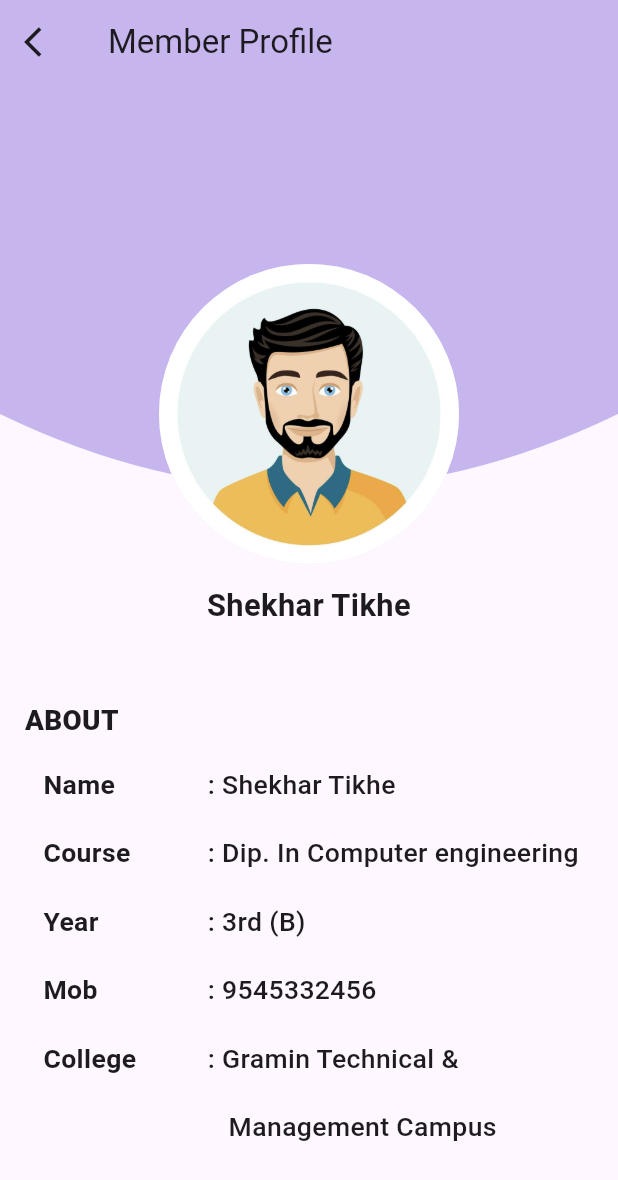
After one commit to siddhu-9822/voting-app, a Flutter app: the ProfileScreen2 screen opened directly, on a phone screen of 412 x 824 dp. The commit adds this screen. Shown: the top 1180 px of the screen. Run offline on Flutter 3.47's test engine with Material 3 defaults, Android fonts, the phone set to English and light mode, and no system bars.

Commit message:
final app ready

```diff
--- a/lib/main.dart
+++ b/lib/main.dart
@@ -1,7 +1,7 @@
 import 'package:flutter/material.dart';
 import 'package:flutter_vote/screen/home_screen.dart';
 import 'package:flutter_vote/screen/login_screen.dart';
-import 'package:flutter_vote/screen/profile_screen.dart';
+import 'package:flutter_vote/screen/profile_screen/profile_screen_i.dart';
 import 'package:flutter_vote/screen/result_screen.dart';
 import 'package:flutter_vote/screen/sign_up.dart';
 import 'package:flutter_vote/screen/splash_screen.dart';
@@ -15,7 +15,6 @@ void main() {
 class MyApp extends StatelessWidget {
   const MyApp({super.key});
 
-  // This widget is the root of your application.
   @override
   Widget build(BuildContext context) {
     return MaterialApp(
@@ -24,7 +23,7 @@ class MyApp extends StatelessWidget {
       theme: ThemeData(
         colorScheme: ColorScheme.fromSeed(seedColor: Colors.deepPurple),
       ),
-      home: ResultScreen(),
+      home: SplashScreen(),
     );
   }
 }
--- /dev/null
+++ b/lib/screen/profile_screen/profile_screen_ii.dart
@@ -0,0 +1,161 @@
+import 'package:flutter/material.dart';
+import 'package:flutter_vote/screen/result_screen.dart';
+import 'package:flutter_vote/screen/voter_list_screen.dart';
+import 'package:flutter_vote/widgets/custom_button.dart';
+import 'package:flutter_vote/widgets/custom_cliper.dart';
+
+class ProfileScreen2 extends StatefulWidget {
+  const ProfileScreen2({super.key});
+
+  @override
+  State<ProfileScreen2> createState() => _ProfileScreenState();
+}
+
+class _ProfileScreenState extends State<ProfileScreen2> {
+  @override
+  Widget build(BuildContext context) {
+    double screenWidth = MediaQuery.of(context).size.width;
+    double screenHeight = MediaQuery.of(context).size.height;
+
+    return Scaffold(
+      appBar: AppBar(
+        leading: IconButton(
+          icon: const Icon(Icons.arrow_back_ios),
+          onPressed: () {
+            Navigator.push(
+              context,
+              MaterialPageRoute(builder: (context) => const VoterListScreen()),
+            );
+          },
+        ),
+        title: const Text("Member Profile"),
+        backgroundColor: const Color.fromARGB(100, 115, 80, 212),
+      ),
+      body: SingleChildScrollView(
+        padding: EdgeInsets.symmetric(horizontal: screenWidth * 0.0),
+        child: Column(
+          children: [
+            Center(
+              child: Stack(
+                alignment: Alignment.center,
+                children: [
+                  ProfileHeaderShape(), // The background curve
+                  Positioned(
+                    bottom: 0.05,
+                    child: CircleAvatar(
+                      radius: 100,
+                      backgroundImage: AssetImage('asset/images/avatar1.png'),
+                    ),
+                  ),
+                ],
+              ),
+            ),
+            SizedBox(height: screenHeight * 0.015),
+            Text(
+              "Shekhar Tikhe",
+              textAlign: TextAlign.center,
+              style: TextStyle(
+                fontSize: screenWidth * 0.05,
+                fontWeight: FontWeight.w600,
+              ),
+            ),
+            SizedBox(height: screenHeight * 0.06),
+            Align(
+              alignment: Alignment.centerLeft,
+              child: Row(
+                children: [
+                  SizedBox(width: screenWidth * 0.04),
+                  Text(
+                    "ABOUT",
+                    style: TextStyle(
+                      fontSize: screenWidth * 0.045,
+                      fontWeight: FontWeight.w900,
+                    ),
+                  ),
+                ],
+              ),
+            ),
+            SizedBox(height: screenHeight * 0.02),
+            Row(
+              crossAxisAlignment: CrossAxisAlignment.start,
+
+              children: [
+                SizedBox(width: screenWidth * 0.07),
+
+                Expanded(
+                  flex: 4,
+                  child: Column(
+                    crossAxisAlignment: CrossAxisAlignment.start,
+                    children: [
+                      buildLabel("Name", screenWidth),
+                      buildLabel("Course", screenWidth),
+                      buildLabel("Year", screenWidth),
+                      buildLabel("Mob", screenWidth),
+                      buildLabel("College", screenWidth),
+                    ],
+                  ),
+                ),
+
+                Expanded(
+                  flex: 10,
+                  child: Column(
+                    crossAxisAlignment: CrossAxisAlignment.start,
+                    children: [
+                      buildValue(": Shekhar Tikhe", screenWidth),
+                      buildValue(": Dip. In Computer engineering", screenWidth),
+                      buildValue(": 3rd (B)", screenWidth),
+                      buildValue(": 9545332456", screenWidth),
+                      buildValue(": Gramin Technical &", screenWidth),
+                      buildValue("   Management Campus", screenWidth),
+                    ],
+                  ),
+                ),
+              ],
+            ),
+            SizedBox(height: screenHeight * 0.07),
+            Padding(
+              padding: const EdgeInsets.only(right: 50, left: 50),
+              child: CustomButton(
+                text: 'Vote',
+                onPressed: () {
+                  Navigator.push(
+                    context,
+                    MaterialPageRoute(
+                      builder: (context) => const ResultScreen(),
+                    ),
+                  );
+                },
+              ),
+            ),
+          ],
+        ),
+      ),
+    );
+  }
+
+  Widget buildLabel(String text, double screenWidth) {
+    return Padding(
+      padding: EdgeInsets.only(bottom: screenWidth * 0.05),
+      child: Text(
+        text,
+        style: TextStyle(
+          fontSize: screenWidth * 0.043,
+          fontWeight: FontWeight.w700,
+        ),
+      ),
+    );
+  }
+
+  Widget buildValue(String text, double screenWidth) {
+    return Padding(
+      padding: EdgeInsets.only(bottom: screenWidth * 0.05),
+      child: Text(
+        text,
+        style: TextStyle(
+          fontSize: screenWidth * 0.043,
+          fontWeight: FontWeight.w500,
+        ),
+      ),
+    );
+  }
+}
--- a/lib/screen/result_screen.dart
+++ b/lib/screen/result_screen.dart
@@ -24,7 +24,7 @@ class _ResultScreenState extends State<ResultScreen> {
           child: Text(
             "Result of Election",
             style: TextStyle(
-              fontSize: screenWidth * 0.07, // Responsive font size
+              fontSize: screenWidth * 0.07,
               fontWeight: FontWeight.bold,
             ),
           ),
@@ -35,6 +35,7 @@ class _ResultScreenState extends State<ResultScreen> {
           child: Column(
             children: [
               SizedBox(height: screenHeight * 0.05),
+              // candidate 1
               ResultList(
                 imagePath: 'asset/images/avatar2.png',
                 name: 'Siddheshwar Kamjalge',
@@ -43,6 +44,7 @@ class _ResultScreenState extends State<ResultScreen> {
                 maxScore: 1000,
               ),
               SizedBox(height: screenHeight * 0.03),
+              // candidate 2
               ResultList(
                 imagePath: 'asset/images/avatar3.png',
                 name: 'Satyam Wadje',
@@ -51,6 +53,7 @@ class _ResultScreenState extends State<ResultScreen> {
                 maxScore: 1000,
               ),
               SizedBox(height: screenHeight * 0.03),
+              // candidate 3
               ResultList(
                 imagePath: 'asset/images/avatar1.png',
                 name: 'Shekhar Tikhe',
@@ -64,6 +67,7 @@ class _ResultScreenState extends State<ResultScreen> {
                   horizontal: screenWidth * 0.06,
                   vertical: screenHeight * 0.02,
                 ),
+                // Home Button
                 child: CustomButton(
                   text: "Home",
                   onPressed: () {
--- a/lib/screen/sign_up.dart
+++ b/lib/screen/sign_up.dart
@@ -21,9 +21,7 @@ class _SignUpState extends State<SignUp> {
       backgroundColor: Colors.white,
       body: SafeArea(
         child: SingleChildScrollView(
-          padding: EdgeInsets.symmetric(
-            horizontal: size.width * 0.12, // Responsive horizontal padding
-          ),
+          padding: EdgeInsets.symmetric(horizontal: size.width * 0.12),
           child: Column(
             crossAxisAlignment: CrossAxisAlignment.center,
             children: [
@@ -31,7 +29,7 @@ class _SignUpState extends State<SignUp> {
               Text(
                 "Create Account",
                 style: TextStyle(
-                  fontSize: size.width * 0.08, // Scales with screen
+                  fontSize: size.width * 0.08,
                   fontWeight: FontWeight.bold,
                 ),
               ),
--- a/lib/screen/welcome_screen.dart
+++ b/lib/screen/welcome_screen.dart
@@ -25,7 +25,7 @@ class WelcomeScreen extends StatelessWidget {
                 "Hi Siddheshwar!\nWelcome to\nWeVote.",
                 style: TextStyle(
                   color: Colors.black,
-                  fontSize: screenWidth * 0.09, // Responsive font
+                  fontSize: screenWidth * 0.09,
                   fontWeight: FontWeight.w900,
                 ),
                 textAlign: TextAlign.center,
--- /dev/null
+++ b/lib/widgets/custom_cliper.dart
@@ -0,0 +1,34 @@
+import 'package:flutter/material.dart';
+
+class ProfileHeaderShape extends StatelessWidget {
+  @override
+  Widget build(BuildContext context) {
+    return ClipPath(
+      clipper: CurveClipper(),
+      child: Container(
+        height: 320,
+        color: const Color.fromARGB(100, 115, 80, 212),
+      ),
+    );
+  }
+}
+
+class CurveClipper extends CustomClipper<Path> {
+  @override
+  Path getClip(Size size) {
+    Path path = Path();
+    path.lineTo(0, size.height - 100);
+    path.quadraticBezierTo(
+      size.width / 2,
+      size.height,
+      size.width,
+      size.height - 100,
+    );
+    path.lineTo(size.width, 0);
+    path.close();
+    return path;
+  }
+
+  @override
+  bool shouldReclip(CustomClipper<Path> oldClipper) => false;
+}
```
Also changed, not shown: lib/screen/login_screen.dart (+4 -4 lines), lib/screen/profile_screen/profile_screen_i.dart (added, +162 -0 lines), lib/screen/profile_screen/profile_screen_iii.dart (renamed from lib/screen/profile_screen.dart, +40 -19 lines), lib/screen/splash_screen.dart (+18 -3 lines), lib/screen/voter_list_screen.dart (+10 -74 lines), lib/widgets/custom_candidateInfo .dart (deleted, +0 -54 lines), lib/widgets/custom_candidateinfo.dart (added, +94 -0 lines).
